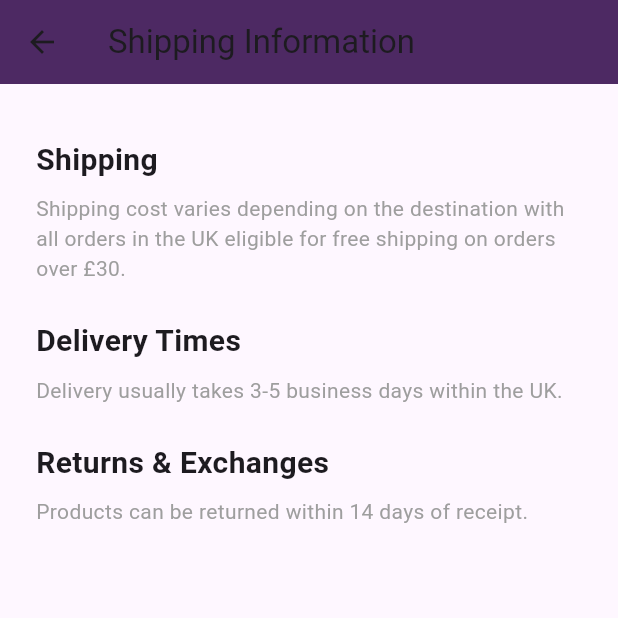
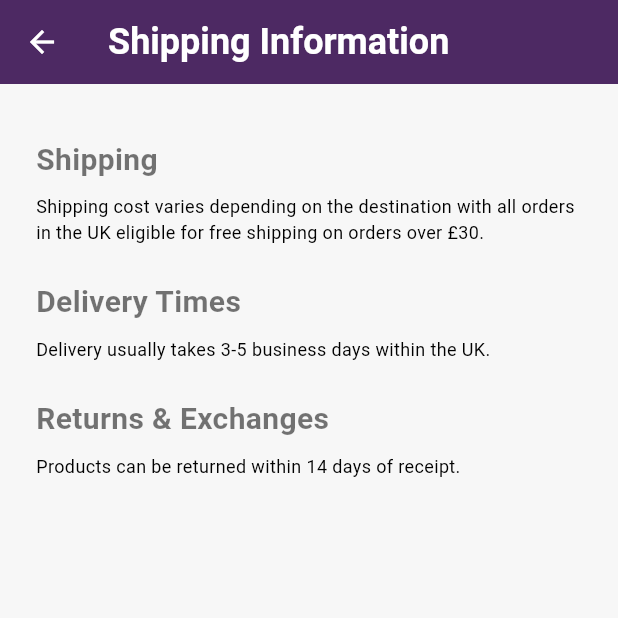
Before and after one commit to Beaujo-sys/Union_Shop, a Flutter app: the ShippingPage screen opened by its route, on a phone screen of 412 x 824 dp, the top half of it. Run offline on Flutter 3.47's test engine with Material 3 defaults, Android fonts, the phone set to English and light mode, and no system bars; network calls fail.

Commit message:
made working stylesheet

```diff
--- a/shop-main/lib/cart.dart
+++ b/shop-main/lib/cart.dart
@@ -83,7 +83,7 @@
     final cart = CartProvider.of(context);
     const double thumbSize = 84;
     const double iconSize = 22;            // smaller action icons
-    const TextStyle labelStyle = TextStyle(fontSize: 10, color: Colors.grey);
+    const TextStyle labelStyle = TextStyle(fontSize: 10, color: Colors.black); // was grey
 
     Widget qtyBadge(int qty) {
       return Positioned(
@@ -107,7 +107,7 @@
         animation: cart,
         builder: (context, _) {
           if (cart.items.isEmpty) {
-            return const Center(child: Text('Your cart is empty', style: TextStyle(color: Colors.grey)));
+            return const Center(child: Text('Your cart is empty', style: TextStyle(color: Colors.black))); // was grey
           }
           final totalUnits = cart.items.fold<int>(0, (sum, it) => sum + it.quantity);
           return Column(
--- a/shop-main/lib/shipping_page.dart
+++ b/shop-main/lib/shipping_page.dart
@@ -5,7 +5,9 @@
 
   @override
   Widget build(BuildContext context) {
-    return Scaffold(
+    return DefaultTextStyle.merge(
+      style: const TextStyle(color: Colors.black), // force bottom/body text to black
+      child: Scaffold(
         appBar: AppBar(
           title: const Text('Shipping Information'),
           backgroundColor: const Color(0xFF4d2963),
@@ -18,18 +20,19 @@
               SizedBox(height: 12),
               Text('Shipping', style: TextStyle(fontSize: 20, fontWeight: FontWeight.bold)),
               SizedBox(height: 8),
-            Text('Shipping cost varies depending on the destination with all orders in the UK eligible for free shipping on orders over £30.', style: TextStyle(color: Colors.grey)),
+              Text('Shipping cost varies depending on the destination with all orders in the UK eligible for free shipping on orders over £30.', style: TextStyle(color: Colors.black)), // was grey
 
               SizedBox(height: 24),
               Text('Delivery Times', style: TextStyle(fontSize: 20, fontWeight: FontWeight.bold)),
               SizedBox(height: 8),
-            Text('Delivery usually takes 3-5 business days within the UK.', style: TextStyle(color: Colors.grey)),
+              Text('Delivery usually takes 3-5 business days within the UK.', style: TextStyle(color: Colors.black)), // was grey
 
               SizedBox(height: 24),
               Text('Returns & Exchanges', style: TextStyle(fontSize: 20, fontWeight: FontWeight.bold)),
               SizedBox(height: 8),
-            Text('Products can be returned within 14 days of receipt.', style: TextStyle(color: Colors.grey)),
+              Text('Products can be returned within 14 days of receipt.', style: TextStyle(color: Colors.black)), // was grey
             ],
+          ),
         ),
       ),
     );
--- a/shop-main/lib/stylesheet.dart
+++ b/shop-main/lib/stylesheet.dart
@@ -0,0 +1,87 @@
+import 'package:flutter/material.dart';
+
+/// Centralized styles, fonts and theme for the app.
+class Styles {
+  // Colors
+  static const Color primary = Color(0xFF4d2963);
+  static const Color secondary = Color(0xFF7b4fa1);
+  static const Color background = Color(0xFFF7F7F7);
+  static const Color surface = Colors.white;
+  static const Color textPrimary = Colors.black87;
+  static const Color textSecondary = Colors.black54;
+  static const Color sale = Colors.redAccent;
+
+  // Common text styles
+  static const TextStyle title =
+      TextStyle(fontSize: 24, fontWeight: FontWeight.bold, color: textPrimary); // page titles
+  static const TextStyle sectionTitle =
+      TextStyle(fontSize: 20, fontWeight: FontWeight.w600, color: textPrimary); // "PRODUCTS SECTION"
+  static const TextStyle productName =
+      TextStyle(fontSize: 14, fontWeight: FontWeight.w600, color: textPrimary); // product titles
+  static const TextStyle body =
+      TextStyle(fontSize: 12, color: textSecondary); // generic body text, was 14
+
+  // Smaller UI labels (filters, chips, etc.)
+  static const TextStyle uiLabel =
+      TextStyle(fontSize: 11, color: textSecondary);
+
+  static const TextStyle footerSmall =
+      TextStyle(fontSize: 13, color: Colors.grey); // footer copyright
+
+  static const TextStyle price =
+      TextStyle(fontSize: 18, color: Color.fromARGB(255, 0, 0, 0), fontWeight: FontWeight.w600); // normal price
+  static const TextStyle priceSmall =
+      TextStyle(fontSize: 13, color: Color.fromARGB(255, 0, 0, 0)); // small price (cards)
+  static const TextStyle salePrice =
+      TextStyle(fontSize: 18, color: sale, fontWeight: FontWeight.bold); // sale price
+  static const TextStyle strikePrice = TextStyle(
+    fontSize: 16,
+    color: Colors.grey,
+    decoration: TextDecoration.lineThrough,
+  ); // old price crossed out
+
+  /// Main app theme.
+  static final ThemeData appTheme = ThemeData(
+    primaryColor: primary,
+    scaffoldBackgroundColor: background,
+    appBarTheme: const AppBarTheme(
+      backgroundColor: primary,
+      foregroundColor: Colors.white,
+      elevation: 0,
+    ),
+    iconTheme: const IconThemeData(color: textPrimary),
+    textTheme: TextTheme(
+      titleLarge: title,
+      titleMedium: sectionTitle,
+      bodyMedium: body, // now 12pt across the app
+    ),
+  );
+
+  /// Optional alternate theme for "/print-shack".
+  static final ThemeData printShackTheme = ThemeData(
+    primaryColor: const Color(0xFF0E8C7F),
+    scaffoldBackgroundColor: const Color(0xFFFFFBF6),
+    appBarTheme: const AppBarTheme(
+      backgroundColor: Color(0xFF0E8C7F),
+      foregroundColor: Colors.white,
+      elevation: 0,
+    ),
+    iconTheme: const IconThemeData(color: Color(0xFF0E8C7F)),
+    textTheme: const TextTheme(
+      titleLarge: TextStyle(
+        fontSize: 24,
+        fontWeight: FontWeight.w800,
+        color: Colors.black87,
+      ),
+      titleMedium: TextStyle(
+        fontSize: 16,
+        fontWeight: FontWeight.w700,
+        color: Colors.black87,
+      ),
+      bodyMedium: TextStyle(
+        fontSize: 14,
+        color: Colors.black54,
+      ),
+    ),
+  );
+}
```
Also changed, not shown: shop-main/lib/about_page.dart (+5 -2 lines), shop-main/lib/collections.dart (+17 -4 lines), shop-main/lib/main.dart (+51 -19 lines), shop-main/lib/product_page.dart (+8 -6 lines). Lines whose indentation alone changed are shown as unchanged.
